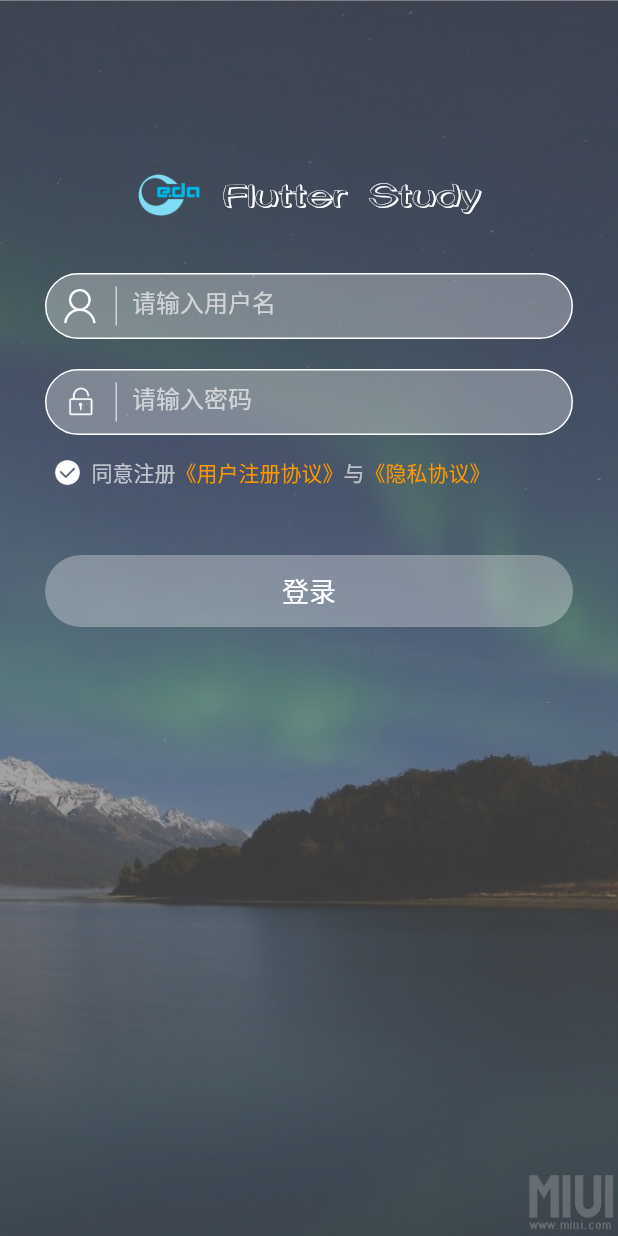
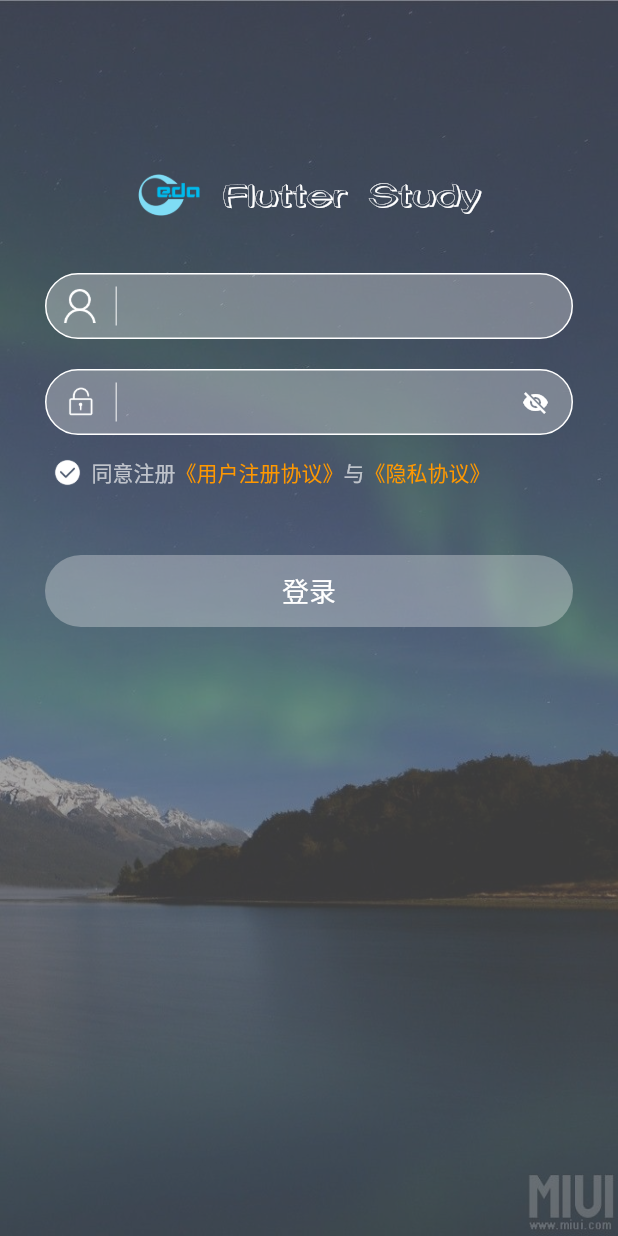
Before and after one commit to imhurricane/flutter_dev, a Flutter app: the LoginPage screen opened directly, on a phone screen of 412 x 824 dp. Run offline on Flutter 3.47's test engine with Material 2 defaults, Android fonts, the phone set to English and light mode, and no system bars; our stand-ins replace awesome_dialog, cached_network_image, charts_flutter, connectivity, convert, date_format and 12 more; missing offline and left inert: barcode_scan, encrypt, flustars, flutter_picker; accounts and stored records are empty; statements that could not run were skipped.

```diff
--- a/lib/comm/comm_utils.dart
+++ b/lib/comm/comm_utils.dart
@@ -16,6 +16,7 @@ class CommUtils {
         btnCancelOnPress: cancelOnPress,
         btnOkOnPress: okOnPress,
         btnOkText: "确定",
+        btnCancelText: "取消",
       )..show();
     }else{
       AwesomeDialog(
--- a/lib/comm/storage_utils.dart
+++ b/lib/comm/storage_utils.dart
@@ -18,8 +18,6 @@ class StorageUtils {
   static Future<bool> saveString(String key, String value) {
     key = EncryptUtils.aesEncrypt(key);
     value = EncryptUtils.aesEncrypt(value);
-    print("key:"+key);
-    print("value:"+value);
     return SpUtil.putString(key, value);
   }
 
@@ -27,8 +25,6 @@ class StorageUtils {
   static String getStringWithKey(String key) {
     key = EncryptUtils.aesEncrypt(key);
     var enValue = SpUtil.getString(key);
-    print("key:"+key);
-    print("value:"+enValue);
     if (enValue.length > 0) {
       return EncryptUtils.aesDecrypt(enValue);
     }
@@ -82,7 +78,6 @@ class StorageUtils {
   //取 Model
   static Map getModelWithKey(String key) {
     var jsonString = getStringWithKey(key);
-    print("jsonString:"+jsonString);
     return (jsonString == null || jsonString.isEmpty)
         ? null
         : convert.jsonDecode(jsonString);
--- a/lib/view/comm_views/components/login_textfield.dart
+++ b/lib/view/comm_views/components/login_textfield.dart
@@ -7,18 +7,17 @@
 import 'package:flutter/material.dart';
 import 'package:flutter/services.dart';
 
-
-const Color _textColor = Colors.black;
-const TextStyle _textStyle = TextStyle(fontSize: 15.0,color: _textColor);
-const TextStyle _hintTextStyle = TextStyle(fontSize: 15.0,color: Color(0xFFBBBBBB));
+const Color _textColor = Colors.white;
+const TextStyle _textStyle = TextStyle(fontSize: 18.0, color: _textColor);
+const TextStyle _hintTextStyle =
+    TextStyle(fontSize: 15.0, color: Color(0xFFBBBBBB));
 
 typedef _InputCallBack = void Function(String value);
 
 class LoginTextField extends StatefulWidget {
-
   final String text;
   final String hintText;
-  final String labelText;//top提示文字
+  final String labelText; //top提示文字
   final TextEditingController controller;
   final TextInputType keyboardType;
   final FocusNode focusNode;
@@ -26,11 +25,11 @@ class LoginTextField extends StatefulWidget {
   final Widget leftWidget; //左侧widget ，默认隐藏
   final Widget rightWidget; //右侧widget ，默认隐藏
   final int maxLength; //最大长度，默认20
-  final bool isShowDeleteBtn;  //是否显示右侧删除按钮，默认不显示
+  final bool isShowDeleteBtn; //是否显示右侧删除按钮，默认不显示
   final List<TextInputFormatter> inputFormatters;
   final _InputCallBack inputCallBack;
   final String pwdOpen; //自定义密码图片路径 睁眼
-  final String pwdClose;//自定义密码图片路径 闭眼
+  final String pwdClose; //自定义密码图片路径 闭眼
   final InputBorder border; //边框样式
   final bool isDense; //是否紧凑显示，默认false
 
@@ -45,24 +44,21 @@ class LoginTextField extends StatefulWidget {
     this.isPwd = false,
     this.leftWidget,
     this.rightWidget,
-    this.maxLength:20,
+    this.maxLength: 20,
     this.isShowDeleteBtn = false,
     this.inputFormatters,
     this.inputCallBack,
     this.pwdOpen,
     this.pwdClose,
     this.border,
-    this.isDense:false,
-
-  }): super(key: key);
+    this.isDense: false,
+  }) : super(key: key);
 
   @override
   _LoginTextFieldState createState() => _LoginTextFieldState();
 }
 
 class _LoginTextFieldState extends State<LoginTextField> {
-
-
   TextEditingController _textController;
   FocusNode _focusNode;
   bool _isShowDelete;
@@ -75,47 +71,45 @@ class _LoginTextFieldState extends State<LoginTextField> {
     // TODO: implement initState
     super.initState();
 
-    _textController = widget.controller!=null ? widget.controller : TextEditingController();
+    _textController =
+        widget.controller != null ? widget.controller : TextEditingController();
     _textController.text = widget.text;
-    _focusNode = widget.focusNode !=null ?widget.focusNode : FocusNode();
-    _isHideenPwdBtn = !widget.isPwd ;
+    _focusNode = widget.focusNode != null ? widget.focusNode : FocusNode();
+    _isHideenPwdBtn = !widget.isPwd;
     _pwdShow = widget.isPwd;
 
     _isShowDelete = _focusNode.hasFocus && _textController.text.isNotEmpty;
     _textController.addListener(() {
       setState(() {
-        _isShowDelete = _textController.text.isNotEmpty &&_focusNode.hasFocus;
+        _isShowDelete = _textController.text.isNotEmpty && _focusNode.hasFocus;
       });
     });
     _focusNode.addListener(() {
       setState(() {
-        _isShowDelete = _textController.text.isNotEmpty &&_focusNode.hasFocus;
+        _isShowDelete = _textController.text.isNotEmpty && _focusNode.hasFocus;
       });
     });
-
   }
 
   @override
   Widget build(BuildContext context) {
-
-    if(widget.pwdOpen!=null && widget.pwdClose!=null){
-      if(widget.pwdOpen.isNotEmpty && widget.pwdClose.isNotEmpty){
-        _pwdImg = _pwdShow ? ImageIcon(AssetImage(widget.pwdClose)):ImageIcon(AssetImage(widget.pwdOpen)) ;
-      }else{
-        _pwdImg = Icon(_pwdShow ? Icons.visibility_off : Icons.visibility);
+    if (widget.pwdOpen != null && widget.pwdClose != null) {
+      if (widget.pwdOpen.isNotEmpty && widget.pwdClose.isNotEmpty) {
+        _pwdImg = _pwdShow
+            ? ImageIcon(AssetImage(widget.pwdClose),)
+            : ImageIcon(AssetImage(widget.pwdOpen));
+      } else {
+        _pwdImg = Icon(_pwdShow ? Icons.visibility_off : Icons.visibility,color: Colors.white,);
       }
-    }else{
-      _pwdImg = Icon(_pwdShow ? Icons.visibility_off : Icons.visibility);
+    } else {
+      _pwdImg = Icon(_pwdShow ? Icons.visibility_off : Icons.visibility,color: Colors.white,);
 //      _pwdImg = _pwdShow?Image.asset("assets/images/ic_pwd_close.png",width: 18.0,):Image.asset("assets/images/ic_pwd_open.png",width: 18.0,);
 //      _pwdImg = _pwdShow?ImageIcon(AssetImage("assets/images/ic_pwd_close.png")):ImageIcon(AssetImage("assets/images/ic_pwd_open.png")) ;
     }
 
-    return
-
-      Stack(
+    return Stack(
       alignment: Alignment.centerRight,
       children: <Widget>[
-
         TextField(
           focusNode: _focusNode,
           controller: _textController,
@@ -124,61 +118,73 @@ class _LoginTextFieldState extends State<LoginTextField> {
 //            // 数字、手机号限制格式为0到9(白名单)， 密码限制不包含汉字（黑名单）
 //            inputFormatters: (widget.keyboardType == TextInputType.number || widget.keyboardType == TextInputType.phone) ?
 //            [WhitelistingTextInputFormatter(RegExp('[0-9]'))] : [BlacklistingTextInputFormatter(RegExp('[\u4e00-\u9fa5]'))],
-            inputFormatters: widget.inputFormatters!=null ?widget.inputFormatters:[LengthLimitingTextInputFormatter(widget.maxLength)],
+          inputFormatters: widget.inputFormatters != null
+              ? widget.inputFormatters
+              : [LengthLimitingTextInputFormatter(widget.maxLength)],
           decoration: InputDecoration(
             prefixIcon: widget.leftWidget,
-              labelText: widget.labelText!= null ?widget.labelText: null,
-              hintText:  widget.hintText,
+            labelText: widget.labelText != null ? widget.labelText : null,
+            hintText: widget.hintText,
             hintStyle: _hintTextStyle,
             isDense: widget.isDense,
-              enabledBorder: widget.border!=null?widget.border: UnderlineInputBorder(borderSide: BorderSide(color: Colors.grey, width: 0.8)),
-              focusedBorder: widget.border!=null?widget.border: UnderlineInputBorder(borderSide: BorderSide(color: Theme.of(context).primaryColor, width: 0.8)),
+            enabledBorder: widget.border != null
+                ? widget.border
+                : UnderlineInputBorder(
+                    borderSide: BorderSide(color: Colors.grey, width: 0.8)),
+            focusedBorder: widget.border != null
+                ? widget.border
+                : UnderlineInputBorder(
+                    borderSide: BorderSide(
+                        color: Theme.of(context).primaryColor, width: 0.8)),
 //          suffixIcon:
           ),
           obscureText: _pwdShow,
-            onChanged: (value){
-              if(widget.inputCallBack!=null){
+          onChanged: (value) {
+            if (widget.inputCallBack != null) {
               widget.inputCallBack(_textController.text);
             }
           },
         ),
-
-          Row(
-            mainAxisSize: MainAxisSize.min,
-            children: <Widget>[
-              Offstage(offstage: !widget.isShowDeleteBtn, child:
-              _isShowDelete
-                  ? IconButton(icon: Icon(Icons.cancel,color: Color(0xFFC8C8C8),size: 20,),
-                  onPressed: (){
+        Positioned(
+          right: _isHideenPwdBtn?0:28.0,
+          child: Offstage(
+            offstage: !widget.isShowDeleteBtn,
+            child: _isShowDelete
+                ? IconButton(
+                    icon: Icon(
+                      Icons.cancel,
+                      color: Color(0xFFFFFFFF),
+                      size: 20,
+                    ),
+                    onPressed: () {
                       _textController.text = "";
-                    if(widget.inputCallBack!=null){
+                      if (widget.inputCallBack != null) {
                         widget.inputCallBack(_textController.text);
                       }
-                  }
-              ): Text(""),
+                    })
+                : Text(""),
           ),
-              Offstage( offstage: _isHideenPwdBtn, child:
-              IconButton(
+        ),
+        Positioned(
+          child: Offstage(
+              offstage: _isHideenPwdBtn,
+              child: IconButton(
 //                  icon: Icon(_pwdShow ? Icons.visibility_off : Icons.visibility),
 //                  icon: Image.asset("assets/images/ic_pwd_close.png",width: 18.0,),
                 icon: _pwdImg,
-                iconSize: 18.0 ,
+                iconSize: 18.0,
                 onPressed: () {
                   setState(() {
                     _pwdShow = !_pwdShow;
                   });
                 },
-              )
+              )),
         ),
-              widget.rightWidget!=null?widget.rightWidget:Container(),
-            ],
-          ),
+        widget.rightWidget != null ? widget.rightWidget : Container(),
       ],
     );
 
-
     /*以下代码添加右侧自定义widget点击会弹出键盘*/
-
 
 //      TextField(
 //        focusNode: _focusNode,
@@ -234,7 +240,5 @@ class _LoginTextFieldState extends State<LoginTextField> {
 //          }
 //        },
 //      );
-
-
   }
 }
--- a/lib/view/login/login_page.dart
+++ b/lib/view/login/login_page.dart
@@ -12,6 +12,7 @@ import 'package:flutter_dev/http/data_helper.dart';
 import 'package:flutter_dev/http/http_manager.dart';
 import 'package:flutter_dev/http/result_data.dart';
 import 'package:flutter_dev/router/route_util.dart';
+import 'package:flutter_dev/view/comm_views/components/login_textfield.dart';
 import 'package:flutter_dev/view/login/moudel/user.dart';
 import 'package:flutter_dev/view/main/root/main_page.dart';
 import 'package:fluttertoast/fluttertoast.dart';
@@ -169,6 +170,7 @@ class LoginPageState extends State<LoginPage>
             ),
             buildInputWidget("resources/images/password.png", "请输入密码",
                 passWordFocusNode, pwTextEditingController),
+
             buildAgreementWidget(),
             SizedBox(
               height: 40,
@@ -242,6 +244,8 @@ class LoginPageState extends State<LoginPage>
   buildRowWidget(String img, String hintText, FocusNode focusNode,
       TextEditingController controller) {
     return Row(
+      mainAxisSize: MainAxisSize.max,
+      mainAxisAlignment: MainAxisAlignment.center,
       children: [
         Padding(
           padding: EdgeInsets.only(left: 10),
@@ -260,46 +264,22 @@ class LoginPageState extends State<LoginPage>
           ),
         ),
         Expanded(
-          child: TextField(
+          child: LoginTextField(
+//            text: "asdas",
+//            labelText: "123123",
+            border: InputBorder.none,
+            isShowDeleteBtn:true,
             controller: controller,
             focusNode: focusNode,
-            onSubmitted: (value) {
-              /// 下一步按钮  光标控制
-              focusNode.unfocus();
-              if (focusNode == userFocusNode) {
-                FocusScope.of(context).requestFocus(passWordFocusNode);
-              } else if (focusNode == passWordFocusNode) {
-                focusNode.unfocus();
-              }
-            },
-            textInputAction: TextInputAction.newline,
-            keyboardType: focusNode==userFocusNode?TextInputType.text:TextInputType.visiblePassword,
+            isDense: true,
+            keyboardType: focusNode==userFocusNode?TextInputType.visiblePassword:TextInputType.visiblePassword,
 //            inputFormatters: [
 //              LengthLimitingTextInputFormatter(11),
 //            ],
-            style: TextStyle(fontSize: 16, color: Colors.white),
-            decoration: InputDecoration(
-              hintText: hintText,
-              hintStyle: TextStyle(color: Color(0xaafafafa)),
-              border: InputBorder.none,
-            ),
+          inputFormatters: [],
+            isPwd: focusNode==userFocusNode?false:true,
           ),
         ),
-        focusNode.hasFocus
-            ? InkWell(
-                onTap: () {
-                  ///清除已输入信息
-                  controller.text = '';
-                },
-                child: Container(
-                  margin: EdgeInsets.only(left: 10, right: 10),
-                  child: Icon(
-                    Icons.cancel,
-                    color: Colors.white,
-                  ),
-                ),
-              )
-            : Container(),
       ],
     );
   }
@@ -426,7 +406,7 @@ class LoginPageState extends State<LoginPage>
     if (currentStatus == ResultStatus.success) {
       loadingWidget = Icon(
         Icons.check,
-        color: Colors.blue,
+        color: Colors.lightBlue,
       );
     } else if (currentStatus == ResultStatus.error) {
       loadingWidget = Icon(
--- a/lib/view/main/root/main_page.dart
+++ b/lib/view/main/root/main_page.dart
@@ -5,7 +5,7 @@ import 'package:flutter/material.dart';
 import 'package:flutter/rendering.dart';
 import '../main_find_page.dart';
 import '../home/home_page.dart';
-import '../main_mine_page.dart';
+import '../mine/main_mine_page.dart';
 import '../main_sort_page.dart';
 
 class MainPage extends StatefulWidget{
```
Also changed, not shown: lib/view/comm_views/detail/detail_page.dart (+4 -4 lines), lib/view/main/mine/main_mine_page.dart (renamed from lib/view/main/main_mine_page.dart, +93 -12 lines), lib/view/main/mine/mine_item.dart (added, +21 -0 lines). Lines whose indentation alone changed are shown as unchanged.
